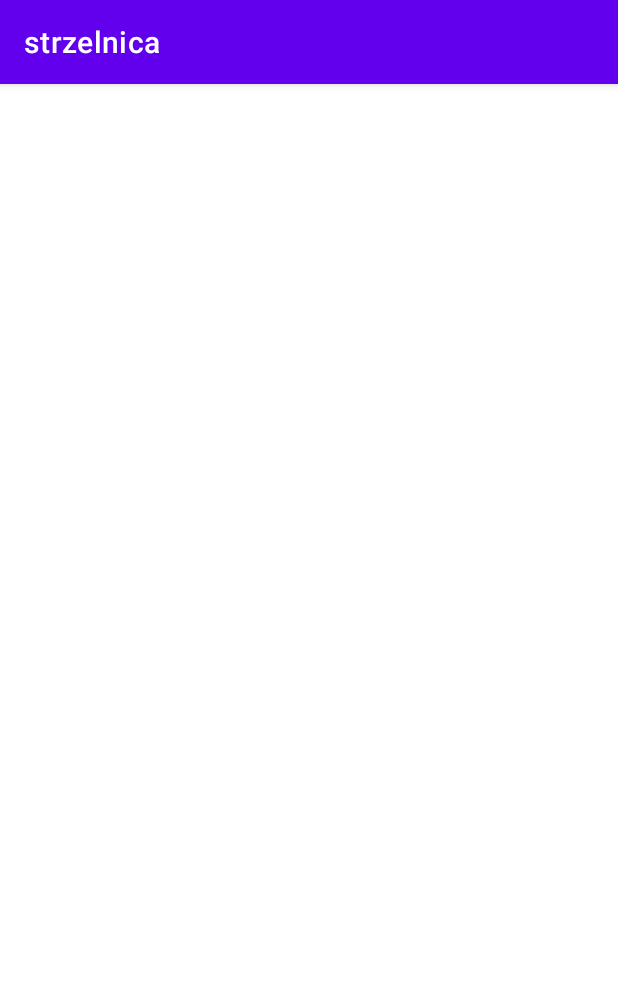
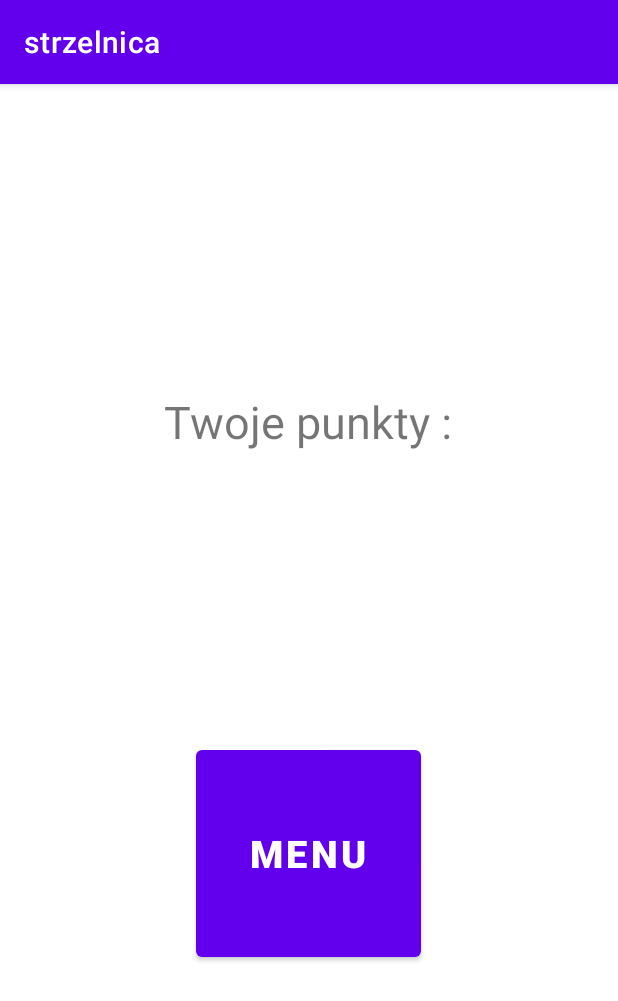
Before and after one commit to wolskitomasz/Engineerka, an Android app: the ActivitySummary screen opened directly, with no data from a screen before it, on a phone screen of 412 x 824 dp. Shown: the top 1001 px of the screen. Run offline under Robolectric (Android 15) with nearby library versions, the phone set to English and light mode, and no system bars.

Commit message:
Dodano przycisk 'MENU' w widoku summary i history

```diff
--- a/app/src/main/java/com/example/strzelnica/ActivitySummary.java
+++ b/app/src/main/java/com/example/strzelnica/ActivitySummary.java
@@ -2,7 +2,10 @@
 
 import androidx.appcompat.app.AppCompatActivity;
 
+import android.content.Intent;
 import android.os.Bundle;
+import android.view.View;
+import android.widget.Button;
 import android.widget.TextView;
 import android.widget.Toast;
 
@@ -25,6 +28,7 @@
 
         TextView textView = findViewById(R.id.textView);
         String[] variables = new String[3];
+        Button buttonMain = findViewById(R.id.button3);
 
         //wczytanie ilości punktów
         StringBuffer datax = new StringBuffer("");
@@ -90,5 +94,11 @@
             e.printStackTrace();
         }
 
+        buttonMain.setOnClickListener(new View.OnClickListener() {
+            @Override
+            public void onClick(View view) {
+                startActivity(new Intent(ActivitySummary.this, ActivityStart.class));
+            }
+        });
     }
 }
--- a/app/src/main/res/layout/activity_summary.xml
+++ b/app/src/main/res/layout/activity_summary.xml
@@ -21,4 +21,35 @@
         app:layout_constraintEnd_toEndOf="parent"
         app:layout_constraintStart_toStartOf="parent"
         app:layout_constraintTop_toTopOf="parent" />
+
+    <TextView
+        android:id="@+id/textView14"
+        android:layout_width="wrap_content"
+        android:layout_height="wrap_content"
+        android:layout_marginStart="160dp"
+        android:layout_marginTop="206dp"
+        android:layout_marginEnd="161dp"
+        android:layout_marginBottom="15dp"
+        android:text="Twoje punkty :"
+        android:textSize="30sp"
+        app:layout_constraintBottom_toTopOf="@+id/textView"
+        app:layout_constraintEnd_toEndOf="parent"
+        app:layout_constraintStart_toStartOf="parent"
+        app:layout_constraintTop_toTopOf="parent" />
+
+    <Button
+        android:id="@+id/button3"
+        android:layout_width="150dp"
+        android:layout_height="150dp"
+        android:layout_marginStart="130dp"
+        android:layout_marginTop="37dp"
+        android:layout_marginEnd="131dp"
+        android:layout_marginBottom="171dp"
+        android:text="MENU"
+        android:textSize="25sp"
+        android:textStyle="bold"
+        app:layout_constraintBottom_toBottomOf="parent"
+        app:layout_constraintEnd_toEndOf="parent"
+        app:layout_constraintStart_toStartOf="parent"
+        app:layout_constraintTop_toBottomOf="@+id/textView" />
 </androidx.constraintlayout.widget.ConstraintLayout>
```
Also changed, not shown: app/src/main/java/com/example/strzelnica/ActivityHistory.java (+10 -0 lines), app/src/main/res/layout/activity_history.xml (+22 -5 lines).
